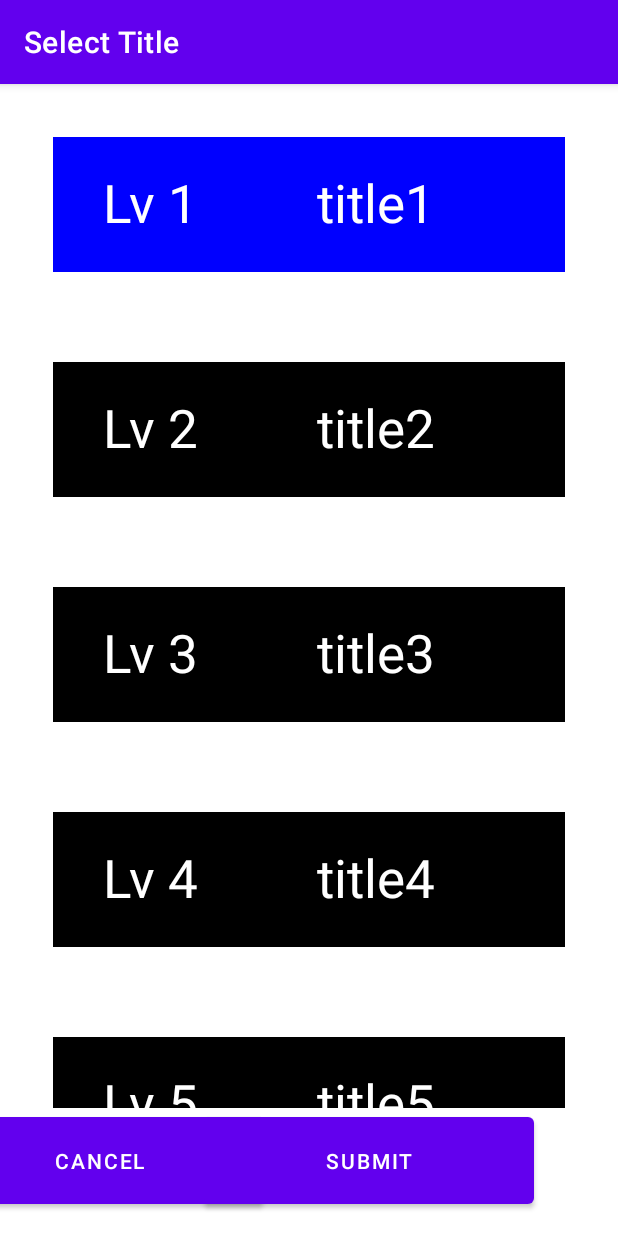
After one commit to Speuce/Productive, an Android app: the TitleSelection screen opened directly, with no data from a screen before it, on a phone screen of 412 x 824 dp. The commit adds this screen. Run offline under Robolectric (Android 15) with nearby library versions, the phone set to English and light mode, and no system bars; our stand-ins replace Room's generated code.

Commit message:
Title UI

```diff
--- a/app/src/main/AndroidManifest.xml
+++ b/app/src/main/AndroidManifest.xml
@@ -19,6 +19,11 @@
                 <category android:name="android.intent.category.LAUNCHER" />
             </intent-filter>
         </activity>
+        <activity
+            android:name=".TitleSelection"
+            android:label="Select Title">
+        </activity>
+
     </application>
 
 </manifest>
--- a/app/src/main/java/com/productive6/productive/MainActivity.java
+++ b/app/src/main/java/com/productive6/productive/MainActivity.java
@@ -1,23 +1,19 @@
 package com.productive6.productive;
 
-import android.content.res.Resources;
+import android.content.Intent;
 import android.graphics.Typeface;
 import android.os.Bundle;
-
-import com.google.android.material.bottomnavigation.BottomNavigationView;
+import android.widget.ProgressBar;
+import android.widget.TextView;
 
 import androidx.appcompat.app.AppCompatActivity;
 import androidx.navigation.NavController;
 import androidx.navigation.Navigation;
 import androidx.navigation.ui.AppBarConfiguration;
 import androidx.navigation.ui.NavigationUI;
-import android.widget.ProgressBar;
-import android.widget.TextView;
 
-import com.productive6.productive.logic.rewards.TitleManager;
-import com.productive6.productive.logic.rewards.impl.DefaultTitleManager;
-import com.productive6.productive.objects.Title;
-import java.util.List;
+import com.google.android.material.bottomnavigation.BottomNavigationView;
+import com.productive6.productive.objects.User;
 
 public class MainActivity extends AppCompatActivity {
 
@@ -25,7 +21,7 @@ public class MainActivity extends AppCompatActivity {
     private TextView userTitle;
     private TextView coinCounter;
     private TextView levelNumber;
-
+    public static final User person = new User(500,6, 1000);
     @Override
     protected void onCreate(Bundle savedInstanceState) {
         super.onCreate(savedInstanceState);
@@ -64,6 +60,8 @@ public class MainActivity extends AppCompatActivity {
         levelNumber.setTypeface(null, Typeface.BOLD);
         userTitle.setTypeface(null, Typeface.BOLD);
 
+        userTitle.setOnClickListener(v -> openTitleActivity());
+
 
     }
 
@@ -72,11 +70,16 @@ public class MainActivity extends AppCompatActivity {
      * As text boxes and progress bars look odd/broken uninitialized
      */
     private void initHeaderPlaceholders(){
-        experienceBar.setProgress(60);
-        userTitle.setText("Work Horse");
-        coinCounter.setText("100");
-        levelNumber.setText("23");
-
+        experienceBar.setProgress(person.getExp());
+        userTitle.setText(person.getSelectedTitle());
+        coinCounter.setText(String.valueOf(person.getCoins()));
+        levelNumber.setText(String.valueOf(person.getLevel()));
     }
 
+    public void openTitleActivity() {
+        Intent intent = new Intent(this, TitleSelection.class);
+        startActivity(intent);
+    }
+
+
 }
--- /dev/null
+++ b/app/src/main/java/com/productive6/productive/TitleAdapter.java
@@ -0,0 +1,85 @@
+package com.productive6.productive;
+
+import android.graphics.Color;
+import android.view.LayoutInflater;
+import android.view.View;
+import android.view.ViewGroup;
+import android.widget.LinearLayout;
+import android.widget.TextView;
+
+import androidx.annotation.NonNull;
+import androidx.constraintlayout.widget.ConstraintLayout;
+import androidx.recyclerview.widget.RecyclerView;
+
+import com.productive6.productive.objects.Title;
+import com.productive6.productive.objects.User;
+
+import java.util.List;
+
+public class TitleAdapter extends RecyclerView.Adapter<TitleAdapter.titleViewHolder> {
+    private List<Title> titles;
+    private User u;
+    private int checkedPosition;
+
+    public TitleAdapter(List<Title> titles,User u) {
+        this.titles = titles;
+        this.u = u;
+    }
+
+    @NonNull
+    @Override
+    public titleViewHolder onCreateViewHolder(@NonNull ViewGroup parent, int viewType) {
+        return new titleViewHolder(
+                LayoutInflater.from(parent.getContext()).inflate(
+                        R.layout.title_details,
+                        parent,
+                        false
+                )
+        );
+    }
+
+    @Override
+    public void onBindViewHolder(@NonNull titleViewHolder holder, int position) {
+        holder.bindTitle(titles.get(position));
+    }
+
+    @Override
+    public int getItemCount() {
+        return titles.size();
+    }
+
+    class titleViewHolder extends RecyclerView.ViewHolder{
+        ConstraintLayout layoutTitle;
+        LinearLayout backgroundTitle;
+        TextView levelText, titleText;
+
+        public titleViewHolder(@NonNull View itemView) {
+            super(itemView);
+            layoutTitle = itemView.findViewById(R.id.layoutTitle);
+            levelText = itemView.findViewById(R.id.levelText);
+            titleText = itemView.findViewById(R.id.titleText);
+            backgroundTitle = itemView.findViewById(R.id.backgroundTitle);
+            backgroundTitle.setBackgroundColor(Color.BLACK);
+        }
+
+        void bindTitle(final Title title) {
+            titleText.setText(title.getString());
+            levelText.setText("Lv " + title.getLevelRequirement());
+            if (u.getSelectedTitle().equals(title.getString())) {
+                checkedPosition = getAdapterPosition();
+                u.setSelectedTitle(title.getString());
+                backgroundTitle.setBackgroundColor(Color.BLUE);
+            }
+            else backgroundTitle.setBackgroundColor(Color.BLACK);
+
+            layoutTitle.setOnClickListener(v -> {
+                if (!u.getSelectedTitle().equals(title.getString())) {
+                    notifyItemChanged(checkedPosition);
+                    u.setSelectedTitle(title.getString());
+                    checkedPosition = getAdapterPosition();
+                    backgroundTitle.setBackgroundColor(Color.BLUE);
+                }
+            });
+        }
+    }
+}
--- /dev/null
+++ b/app/src/main/java/com/productive6/productive/TitleSelection.java
@@ -0,0 +1,54 @@
+package com.productive6.productive;
+
+import android.content.Intent;
+import android.content.res.Resources;
+import android.os.Bundle;
+import android.widget.Button;
+
+import androidx.appcompat.app.AppCompatActivity;
+import androidx.recyclerview.widget.RecyclerView;
+
+import com.productive6.productive.objects.Title;
+import com.productive6.productive.objects.User;
+
+import java.util.LinkedList;
+import java.util.List;
+
+public class TitleSelection extends AppCompatActivity {
+    private Button submit, cancel;
+    private String[] titleStrings;
+    private int[] titleLevels;
+    private final User person = MainActivity.person;
+    @Override
+    protected void onCreate(Bundle savedInstanceState) {
+        super.onCreate(savedInstanceState);
+        setContentView(R.layout.title_selection);
+        String oldTitle = person.getSelectedTitle();
+        RecyclerView titleView = findViewById(R.id.titleRecyclerView);
+        cancel = findViewById(R.id.cancel);
+        submit = findViewById(R.id.submit);
+        Resources res = getResources();
+        titleStrings = res.getStringArray(R.array.TitleStringArray);
+        titleLevels = res.getIntArray(R.array.TitleLevelArray);
+
+        List<Title> titles = new LinkedList<>();
+
+        for (int i = 0; (i < titleStrings.length) && (i < titleLevels.length); i++) {
+            if (person.getLevel()>=titleLevels[i])
+                titles.add(new Title(titleStrings[i],titleLevels[i]));
+        }
+
+        final TitleAdapter titleAdapter = new TitleAdapter(titles,person);
+        titleView.setAdapter(titleAdapter);
+        cancel.setOnClickListener(v -> {
+            person.setSelectedTitle(oldTitle);
+            openActivity();
+        });
+        submit.setOnClickListener(v -> openActivity());
+    }
+
+    public void openActivity() {
+        Intent intent = new Intent(this, MainActivity.class);
+        startActivity(intent);
+    }
+}
--- a/app/src/main/java/com/productive6/productive/objects/User.java
+++ b/app/src/main/java/com/productive6/productive/objects/User.java
@@ -56,6 +56,7 @@ public class User {
         this.exp = exp;
         this.level = level;
         this.coins = coins;
+        selectedTitle = "title1";
     }
 
     /**
--- /dev/null
+++ b/app/src/main/res/layout/title_details.xml
@@ -0,0 +1,38 @@
+<?xml version="1.0" encoding="utf-8"?>
+<androidx.constraintlayout.widget.ConstraintLayout xmlns:android="http://schemas.android.com/apk/res/android"
+    android:layout_width="match_parent"
+    android:layout_height="wrap_content"
+    xmlns:app="http://schemas.android.com/apk/res-auto"
+    android:id="@+id/layoutTitle"
+    android:layout_margin="30dp">
+
+    <LinearLayout
+        android:id="@+id/backgroundTitle"
+        android:layout_width="match_parent"
+        android:layout_height="wrap_content"
+        android:background="@color/black"
+        android:orientation="horizontal"
+        app:layout_constraintTop_toTopOf="parent"
+        app:layout_constraintStart_toStartOf="parent"
+        android:padding="20dp">
+
+        <TextView
+            android:id="@+id/levelText"
+            android:layout_width="wrap_content"
+            android:layout_height="50dp"
+            android:layout_weight="1"
+            android:textAlignment="center"
+            android:textColor="@color/white"
+            android:textSize="35sp" />
+
+        <TextView
+            android:id="@+id/titleText"
+            android:layout_width="wrap_content"
+            android:layout_height="50dp"
+            android:layout_weight="5"
+            android:textAlignment="center"
+            android:textColor="@color/white"
+            android:textSize="35sp" />
+    </LinearLayout>
+
+</androidx.constraintlayout.widget.ConstraintLayout>
--- /dev/null
+++ b/app/src/main/res/layout/title_selection.xml
@@ -0,0 +1,44 @@
+<?xml version="1.0" encoding="utf-8"?>
+<androidx.constraintlayout.widget.ConstraintLayout
+    xmlns:android="http://schemas.android.com/apk/res/android"
+    xmlns:app="http://schemas.android.com/apk/res-auto"
+    xmlns:tools="http://schemas.android.com/tools"
+    android:layout_width="match_parent"
+    android:layout_height="match_parent">
+
+    <androidx.recyclerview.widget.RecyclerView
+        android:id="@+id/titleRecyclerView"
+        android:layout_width="match_parent"
+        android:layout_height="0dp"
+        android:clipToPadding="false"
+        android:orientation="vertical"
+        android:padding="5dp"
+        app:layoutManager="androidx.recyclerview.widget.LinearLayoutManager"
+        app:layout_constraintBottom_toTopOf="@+id/submit"
+        app:layout_constraintTop_toTopOf="parent" />
+
+    <Button
+        android:id="@+id/cancel"
+        android:layout_width="220dp"
+        android:layout_height="70dp"
+        android:text="Cancel"
+        app:layout_constraintBottom_toBottomOf="parent"
+        app:layout_constraintEnd_toStartOf="@+id/submit"
+        app:layout_constraintHorizontal_bias="0.538"
+        app:layout_constraintStart_toStartOf="parent"
+        app:layout_constraintTop_toTopOf="parent"
+        app:layout_constraintVertical_bias="0.978" />
+
+    <Button
+        android:id="@+id/submit"
+        android:layout_width="220dp"
+        android:layout_height="70dp"
+        android:layout_marginEnd="56dp"
+        android:text="SUBMIT"
+        app:layout_constraintBottom_toBottomOf="parent"
+        app:layout_constraintEnd_toEndOf="parent"
+        app:layout_constraintTop_toTopOf="parent"
+        app:layout_constraintVertical_bias="0.978" />
+
+
+</androidx.constraintlayout.widget.ConstraintLayout>
--- a/app/src/main/res/values/titles.xml
+++ b/app/src/main/res/values/titles.xml
@@ -4,11 +4,23 @@
         <item>title1</item>
         <item>title2</item>
         <item>title3</item>
+        <item>title4</item>
+        <item>title5</item>
+        <item>title6</item>
+        <item>title7</item>
+        <item>title8</item>
+        <item>title9</item>
     </string-array>
 
     <integer-array name="TitleLevelArray">
         <item>1</item>
         <item>2</item>
         <item>3</item>
+        <item>4</item>
+        <item>5</item>
+        <item>6</item>
+        <item>7</item>
+        <item>8</item>
+        <item>9</item>
     </integer-array>
 </resources>
```
